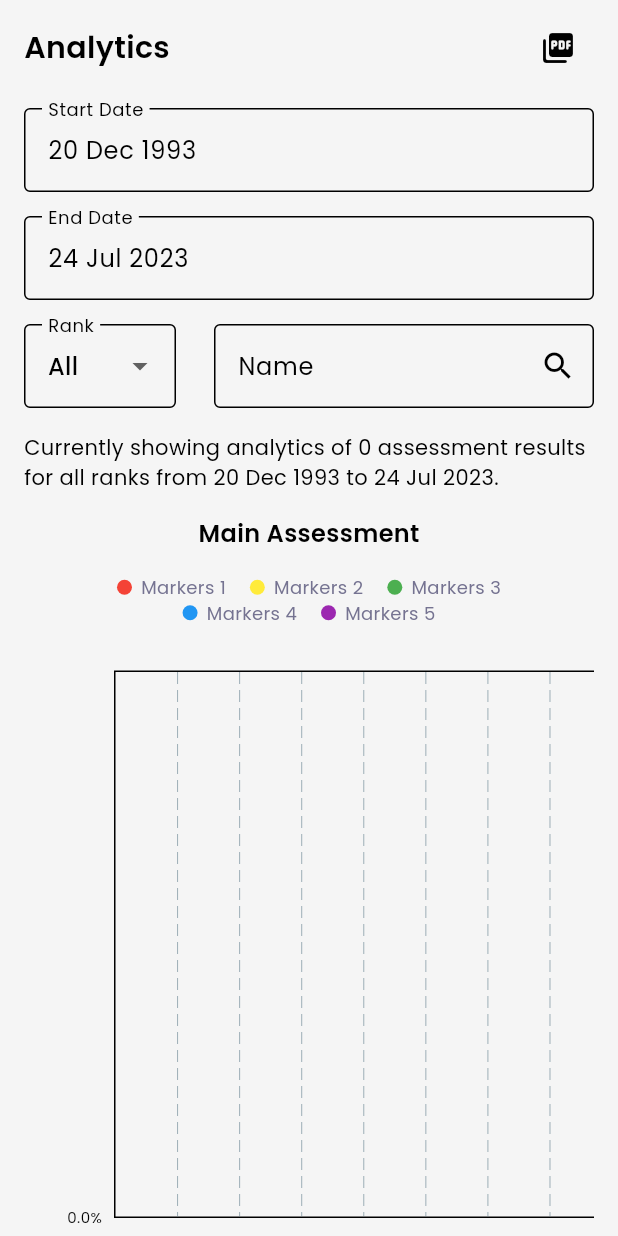
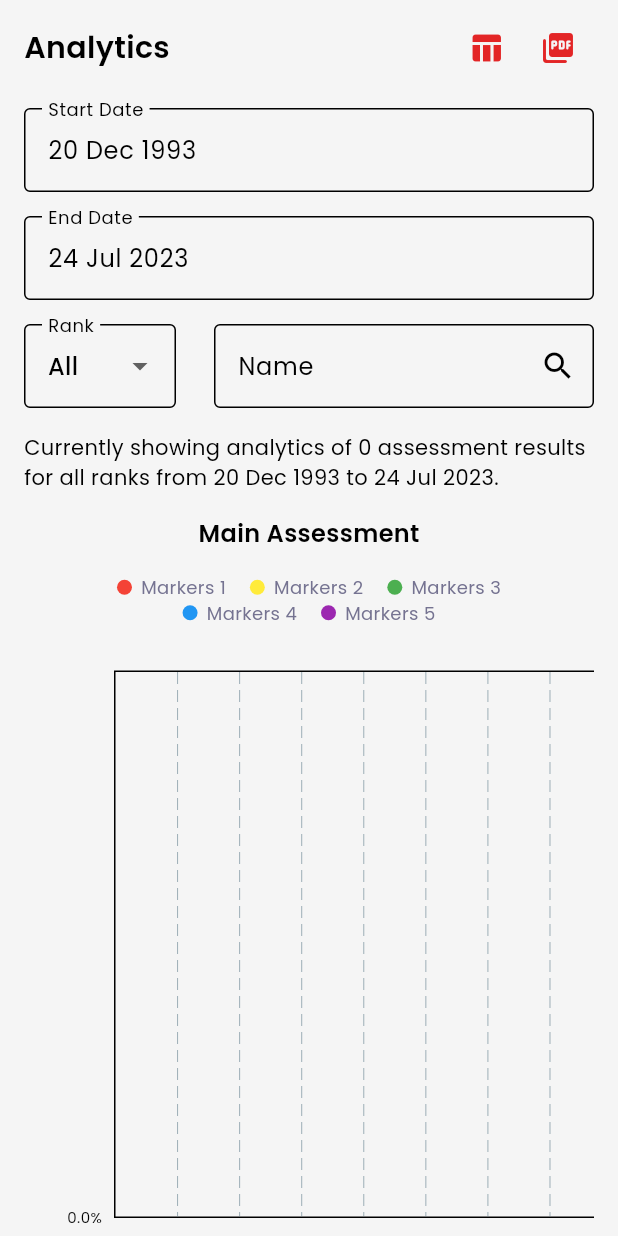
Before and after one commit to YosuaPWH/ts_one, a Flutter app: the AnalyticsScreen screen opened directly, on a phone screen of 412 x 824 dp. Run offline on Flutter 3.47's test engine with Material 2 defaults, Android fonts, the phone set to English and light mode, and no system bars; drawn by our look-alikes of fl_chart, flutter_progress_hud; our stand-ins replace cloud_firestore, email_validator, firebase_auth, firebase_core, firebase_storage, flutter_expandable_fab and 12 more; missing offline and left inert: excel, googleapis, hand_signature; accounts and stored records are empty; generated files the repository leaves out were written again.

Commit message:
Save analytics PDF to temporary directory

```diff
--- a/lib/presentation/view/analytics/analytics_screen.dart
+++ b/lib/presentation/view/analytics/analytics_screen.dart
@@ -1,6 +1,7 @@
 import 'dart:developer';
 import 'dart:io';
 
+import 'package:excel/excel.dart';
 import 'package:fl_chart/fl_chart.dart';
 import 'package:flutter/cupertino.dart';
 import 'package:flutter/material.dart';
@@ -469,6 +470,19 @@ class _AnalyticsScreenState extends State<AnalyticsScreen> {
                                       "Analytics",
                                       style: tsOneTextTheme.headlineLarge,
                                     ),
+                                  ),
+                                ),
+                                Padding(
+                                  padding: const EdgeInsets.only(bottom: 16.0),
+                                  child: IconButton(
+                                    icon: Icon(
+                                      Icons.table_chart_rounded,
+                                      color: tsOneColorScheme.primary,
+                                    ),
+                                    tooltip: "Export to Sheet",
+                                    onPressed: () {
+                                      var excel = Excel.createExcel();
+                                    },
                                   ),
                                 ),
                                 Padding(
@@ -998,8 +1012,9 @@ class _AnalyticsScreenState extends State<AnalyticsScreen> {
                                         final file = File(filePath);
                                         await file.writeAsBytes(await pdf.save());
 
-                                        final destinationDirectory = await getExternalStorageDirectory();
-                                        log(destinationDirectory!.path);
+                                        Directory? destinationDirectory;
+                                        destinationDirectory = await getTemporaryDirectory();
+                                        log(destinationDirectory.path);
                                         final destinationPath = '${destinationDirectory.path}/$fileName.pdf';
                                         await file.copy(destinationPath);
 
@@ -1023,7 +1038,11 @@ class _AnalyticsScreenState extends State<AnalyticsScreen> {
                                       progress?.dismiss();
                                       pdfLoading = false;
                                     },
-                                    icon: const Icon(Icons.picture_as_pdf_rounded),
+                                    icon: Icon(
+                                      Icons.picture_as_pdf_rounded,
+                                      color: tsOneColorScheme.primary,
+                                    ),
+                                    tooltip: "Export to PDF",
                                   ),
                                 ),
                               ],
--- a/pubspec.yaml
+++ b/pubspec.yaml
@@ -77,6 +77,7 @@ dependencies:
   open_file_plus: ^3.4.1
   screenshot: ^2.1.0
   flutter_progress_hud: ^2.0.2
+  excel: ^2.1.0
 
 dev_dependencies:
   flutter_test:
```
